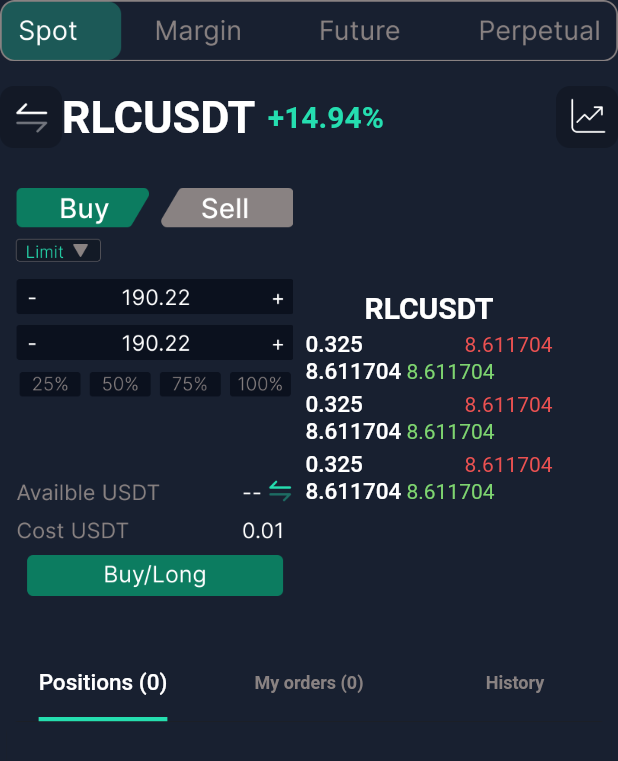
After one commit to Deepakflyweis/crypto, a Flutter app: the TraderHomeScreen screen opened directly, on a phone screen of 412 x 824 dp. The commit adds this screen. Shown: the top 761 px of the screen. Run offline on Flutter 3.47's test engine with Material 2 defaults, Android fonts, the phone set to English and light mode, and no system bars; our stand-ins replace charts_flutter, fl_chart, get, sizer.

Commit message:
Ui completed

```diff
--- a/lib/main.dart
+++ b/lib/main.dart
@@ -1,5 +1,6 @@
 
 import 'package:crypto_app/view/nav_bar.dart';
+import 'package:crypto_app/view/onboard/onboard_index.dart';
 import 'package:crypto_app/view/terms/refer_details.dart';
 import 'package:crypto_app/view/traders/trader_home.dart';
 
@@ -23,7 +24,7 @@ class MyApp extends StatelessWidget {
         theme: ThemeData(
            primarySwatch: Colors.blue,
         ),
-        home: NavBarIndex(0),
+        home: OnBoardScreen(),
       ),
     );
   }
--- a/lib/view/market/market_detail.dart
+++ b/lib/view/market/market_detail.dart
@@ -2,6 +2,7 @@ import 'package:crypto_app/utils/appColor/app_colors.dart';
 import 'package:crypto_app/utils/app_style/textStyle.dart';
 import 'package:crypto_app/view/market/market_fav.dart';
 import 'package:crypto_app/view/market/orderbook_screen.dart';
+import 'package:crypto_app/view/market/token_info.dart';
 import 'package:crypto_app/view/traders/trader_overview.dart';
 import 'package:crypto_app/widgets/myWidget.dart';
 import 'package:flutter/material.dart';
@@ -193,7 +194,7 @@ late TabController _marketController;
   }
   tabViewMarket() {
     return Container(
-      height: 30.h,
+      height: 31.h,
       width: 98.w,
         color: divclr,
                child: TabBarView(
@@ -201,7 +202,7 @@ late TabController _marketController;
                 children:  const [
                   OrderbookScreen(),
                   OrderbookScreen(),
-                  OrderbookScreen(),
+                  TokenInfoScrren(),
                ],
        ),
     );
--- /dev/null
+++ b/lib/view/trade/trade_home.dart
@@ -0,0 +1,156 @@
+
+import 'package:crypto_app/utils/appColor/app_colors.dart';
+import 'package:crypto_app/utils/app_style/textStyle.dart';
+import 'package:crypto_app/view/trade/trade_position.dart';
+import 'package:flutter/material.dart';
+import 'package:sizer/sizer.dart';
+
+class TraderHomeScreen extends StatefulWidget {
+  const TraderHomeScreen({super.key});
+
+  @override
+  State<TraderHomeScreen> createState() => _TraderHomeScreenState();
+}
+
+class _TraderHomeScreenState extends State<TraderHomeScreen>with SingleTickerProviderStateMixin {
+  late TabController _marketController;
+
+  @override
+  void initState() {
+    _marketController = TabController(length: 3, vsync: this);
+    super.initState();
+  }
+
+  @override
+  void dispose() {
+    _marketController.dispose();
+    super.dispose();
+  }
+  @override
+  Widget build(BuildContext context) {
+    return SafeArea(
+      child: Scaffold(
+        backgroundColor: divclr,
+        body: SingleChildScrollView(
+          child: Column(
+            children: [
+               Image.asset("assets/images/spot.png", width: 100.w,),
+              h2,
+              Row(
+              children: [
+                Image.asset("assets/images/arrow.png", width: 10.w,),
+                Text("RLCUSDT",style: txtStyleL,),
+                w2,
+                Text("+14.94%",style: txtStyleBtn,),
+                Spacer(),
+                Image.asset("assets/images/gr.png", width: 10.w,),
+                  ],
+                ),
+
+                h2,
+                Container(
+                padding: EdgeInsets.all(10),
+                  child: Row(
+                    children: [
+                     Image.asset("assets/images/tr.png", width: 45.w,),
+                     w2,
+                     Column(
+                       children: [
+                         Text("RLCUSDT",style: txtStyleWB,),
+                         SizedBox(
+                          width: 40.w,
+                          child: ListView.builder(
+                            shrinkWrap: true,
+                            itemCount: 3,
+                            physics: NeverScrollableScrollPhysics(),
+                            itemBuilder: (context, index) {
+                              return Padding(
+                                padding: const EdgeInsets.only(top: 4),
+                                child: Column(
+                                  children: [
+                                    Row(
+                                      children: [
+                                        Text("0.325",style: txtStyleN),
+                                        const Spacer(),
+                                      const Text(
+                                        " 8.611704",style:  TextStyle(
+                                               color: Color(0xffEB5151),
+                                             ) ),
+                                            ],
+                                    ),
+                                      Row(
+                                      children: [
+                                         Text("8.611704",style: txtStyleN),
+                                           const Text(" 8.611704",style: TextStyle(
+                                              color: Color(0xff7ED570),
+                                             ) ),
+                                            ],
+                                    ),
+                                  ],
+                                ),
+                            );
+                          },
+                    ),
+               )
+
+                       ],
+                     ),
+                    //  Spacer(),
+                    //  Text("AMT",style: hintStyle,),
+
+                      ],
+                     ),
+                ),
+                h2,
+
+                tabMarket(),
+                tabViewMarket(),
+            ],
+          ),
+        ),
+      ),
+    );
+  }
+
+  tabMarket() {
+    return TabBar(
+        indicatorSize: TabBarIndicatorSize.label,
+        indicatorWeight: 3.0,
+        indicatorColor: btnclr,
+        unselectedLabelStyle: hintStyleS,
+        labelStyle: txtStyleN,
+        controller: _marketController,
+        tabs: const [
+          Tab(
+            child: Text("Positions (0)"),
+          ),
+          Tab(
+            child: Text("My orders (0)"),
+          ),
+          Tab(
+            child: Text("History"),
+          ),
+        ]);
+  }
+  tabViewMarket() {
+    return Container(
+      decoration: const BoxDecoration(
+        borderRadius: BorderRadius.only(
+          topLeft: Radius.circular(8),
+          topRight:   Radius.circular(8),
+        ),
+        color: backgroudclr,
+     ),
+      height: 20.h,
+      width: 98.w,
+      child: TabBarView(
+        controller: _marketController,
+        children:  const [
+          TradePosition(),
+          TradePosition(),
+          TradePosition()
+        ],
+      ),
+    );
+  }
+}
--- /dev/null
+++ b/lib/view/trade/trade_position.dart
@@ -0,0 +1,15 @@
+
+import 'package:crypto_app/utils/appColor/app_colors.dart';
+import 'package:flutter/material.dart';
+
+
+class TradePosition extends StatelessWidget {
+  const TradePosition({super.key});
+
+  @override
+  Widget build(BuildContext context) {
+    return Container(
+      color: divclr,
+    );
+  }
+}
--- a/lib/view/traders/trader_home.dart
+++ b/lib/view/traders/trader_home.dart
@@ -21,8 +21,9 @@ class _TraderHomeState extends State<TraderHome> {
         child: Scaffold(
             body: MyWidget(
                 child: SingleChildScrollView(
-                    child: Column(children: [
-      Arrowback(),
+                 child: Column(
+                  children: [
+      // Arrowback(),
       h2,
       Container(
         width: 90.w,
```
Also changed, not shown: lib/view/home/home_screen.dart (+34 -14 lines), lib/view/market/token_info.dart (added, +81 -0 lines), lib/view/nav_bar.dart (+6 -3 lines), lib/view/user/api_key_screen.dart (+16 -10 lines), lib/view/wallet/wallet_overview.dart (added, +124 -0 lines), lib/view/wallet/wallet_screen.dart (+14 -10 lines), assets/images/arrow.png (added), assets/images/gr.png (added), assets/images/spot.png (added), assets/images/tr.png (added).
